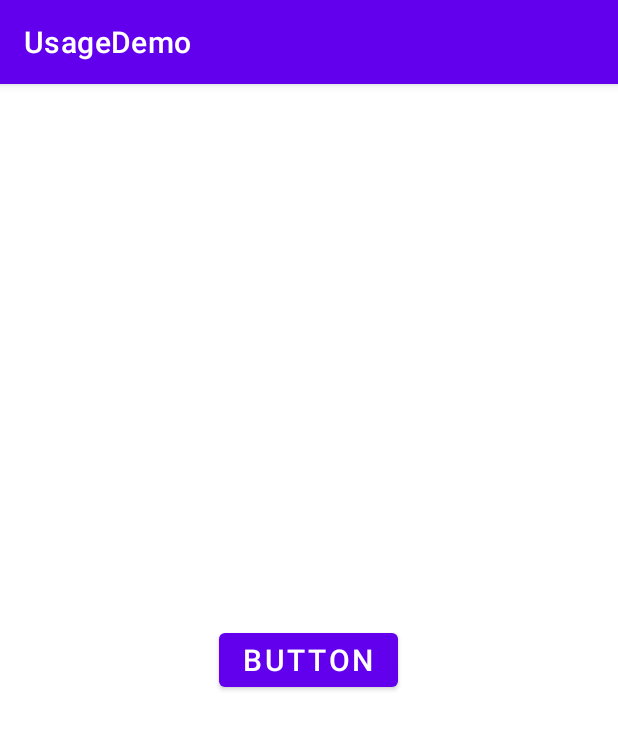
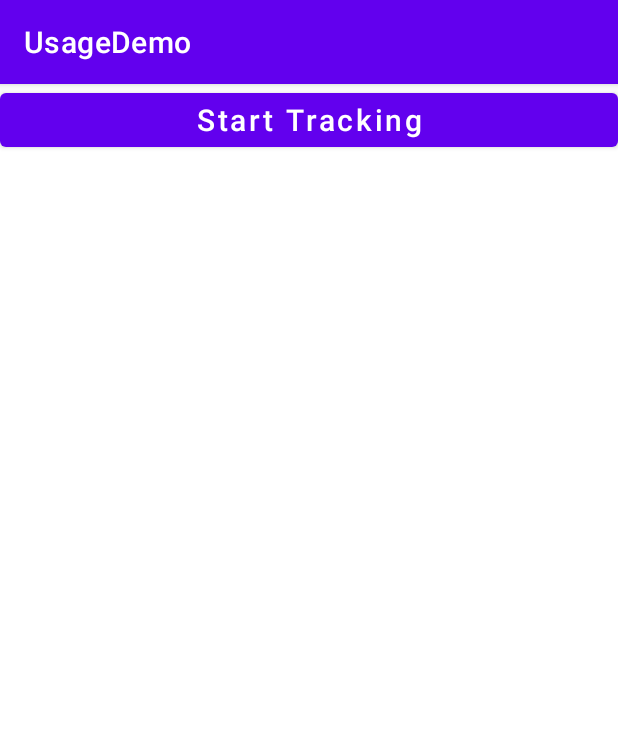
Before and after one commit to speldipn/UsageDemo, an Android app: the screen it shows after launch (MainActivity), on a phone screen of 412 x 824 dp. Shown: the top 729 px of the screen. Run offline under Robolectric (Android 15) with nearby library versions, the phone set to English and light mode, and no system bars.

```diff
--- a/app/build.gradle
+++ b/app/build.gradle
@@ -1,6 +1,7 @@
 plugins {
     id 'com.android.application'
     id 'kotlin-android'
+    id 'kotlin-android-extensions'
 }
 
 android {
@@ -30,6 +31,10 @@ android {
     kotlinOptions {
         jvmTarget = '1.8'
     }
+
+    buildFeatures {
+        dataBinding true
+    }
 }
 
 dependencies {
--- a/app/src/main/java/com/example/usagedemo/MainActivity.kt
+++ b/app/src/main/java/com/example/usagedemo/MainActivity.kt
@@ -14,6 +14,7 @@ import android.provider.Settings
 import android.util.Log
 import android.widget.Button
 import androidx.appcompat.app.AppCompatActivity
+import kotlinx.android.synthetic.main.activity_main.*
 
 class MainActivity : AppCompatActivity() {
 
@@ -27,8 +28,7 @@ class MainActivity : AppCompatActivity() {
     checkPackageNameThread?.start()
 
 
-    val button: Button = findViewById(R.id.button)
-    button.setOnClickListener {
+    startButton.setOnClickListener {
       if (!checkPermission()) {
         startActivity(Intent(Settings.ACTION_USAGE_ACCESS_SETTINGS))
       }
@@ -46,23 +46,6 @@ class MainActivity : AppCompatActivity() {
       mode == AppOpsManager.MODE_ALLOWED
     }
   }
-
-  inner class CheckPackageNameThread : Thread() {
-    override fun run() {
-      while (true) {
-        if (!checkPermission()) continue
-        Log.d(TAG, "${getPackageName(applicationContext)}")
-        try {
-          sleep(2000)
-        } catch (e: InterruptedException) {
-          e.printStackTrace()
-        }
-      }
-    }
-  }
-
-  companion object {
-    const val TAG = "UsageDemoDebug"
 
   fun getPackageName(context: Context): String? {
 
@@ -87,8 +70,8 @@ class MainActivity : AppCompatActivity() {
       // 현재 이벤트를 가져오기
       val event = UsageEvents.Event()
       usageEvents.getNextEvent(event)
-        Log.d(TAG, "======================================")
-        Log.d(TAG, "${event.packageName} ${event.timeStamp}")
+      val msg = "${event.packageName} ${event.timeStamp}"
+      textView.append(msg)
 
       // 현재 이벤트가 포그라운드 상태라면 = 현재 화면에 보이는 앱이라면
       if (isForeGroundEvent(event)) {
@@ -112,6 +95,24 @@ class MainActivity : AppCompatActivity() {
       event.eventType == UsageEvents.Event.MOVE_TO_FOREGROUND
     }
   }
+
+  inner class CheckPackageNameThread : Thread() {
+    override fun run() {
+      while (true) {
+        if (!checkPermission()) continue
+        Log.d(TAG, "${getPackageName(applicationContext)}")
+        try {
+          sleep(2000)
+        } catch (e: InterruptedException) {
+          e.printStackTrace()
+        }
+      }
+    }
+  }
+
+
+  companion object {
+    const val TAG = "UsageDemoDebug"
   }
 
 }
--- a/app/src/main/res/layout/activity_main.xml
+++ b/app/src/main/res/layout/activity_main.xml
@@ -1,21 +1,38 @@
 <?xml version="1.0" encoding="utf-8"?>
 <RelativeLayout xmlns:android="http://schemas.android.com/apk/res/android"
-    xmlns:app="http://schemas.android.com/apk/res-auto"
     xmlns:tools="http://schemas.android.com/tools"
     android:layout_width="match_parent"
     android:layout_height="match_parent"
     tools:context=".MainActivity">
 
     <Button
-        android:id="@+id/button"
-        android:layout_width="wrap_content"
+        android:id="@+id/startButton"
+        android:layout_width="match_parent"
         android:layout_height="wrap_content"
-        android:layout_centerInParent="true"
-        android:textSize="20sp"
-        android:text="Button"
-        app:layout_constraintBottom_toBottomOf="parent"
-        app:layout_constraintLeft_toLeftOf="parent"
-        app:layout_constraintRight_toRightOf="parent"
-        app:layout_constraintTop_toTopOf="parent" />
+        android:layout_alignParentStart="true"
+        android:layout_alignParentTop="true"
+        android:layout_alignParentEnd="true"
+        android:text="Start Tracking"
+        android:textAllCaps="false"
+        android:textSize="20sp" />
+
+    <ScrollView
+        android:layout_width="match_parent"
+        android:layout_height="wrap_content"
+        android:layout_below="@id/startButton"
+        android:layout_alignParentStart="true"
+        android:layout_alignParentEnd="true"
+        android:layout_alignParentBottom="true">
+
+        <TextView
+            android:id="@+id/textView"
+            android:layout_width="match_parent"
+            android:layout_height="match_parent"
+            android:textColor="@color/black"
+            android:textSize="15sp"
+
+            />
+    </ScrollView>
+
 
 </RelativeLayout>
```
Lines whose indentation alone changed are shown as unchanged.
